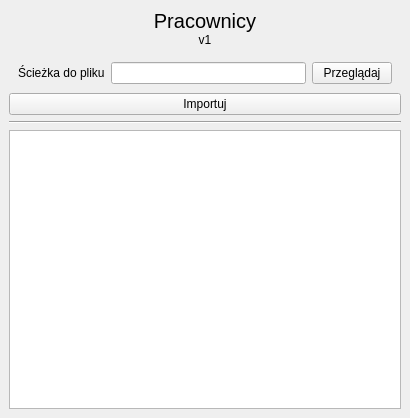
Old version of the form Forms/pracownicy.ui in the repository kolomir/place_v2.
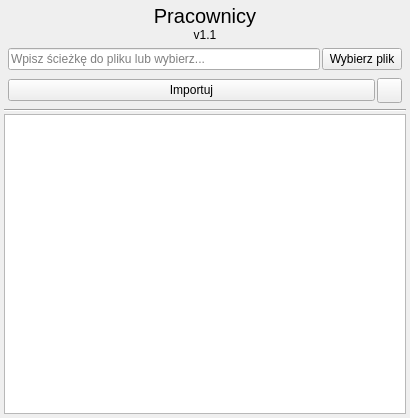
New version of the form. Icons and pictures are not drawn.

Commit message: 06.11.2024 - Poprawiłem sposób ładfowania plików. Dodałem możliwość ładowania korekt z pliku excel.

Patch:
```diff
--- a/Forms/pracownicy.ui
+++ b/Forms/pracownicy.ui
@@ -32,6 +32,21 @@
    <item row="0" column="0">
     <widget class="QWidget" name="widget" native="true">
      <layout class="QVBoxLayout" name="verticalLayout_3">
+      <property name="spacing">
+       <number>2</number>
+      </property>
+      <property name="leftMargin">
+       <number>4</number>
+      </property>
+      <property name="topMargin">
+       <number>4</number>
+      </property>
+      <property name="rightMargin">
+       <number>4</number>
+      </property>
+      <property name="bottomMargin">
+       <number>4</number>
+      </property>
       <item>
        <widget class="QWidget" name="widget_2" native="true">
         <layout class="QVBoxLayout" name="verticalLayout">
@@ -68,7 +83,7 @@
          <item>
           <widget class="QLabel" name="label_2">
            <property name="text">
-            <string>v1</string>
+            <string>v1.1</string>
            </property>
            <property name="alignment">
             <set>Qt::AlignCenter</set>
@@ -99,20 +114,32 @@
          <item>
           <widget class="QWidget" name="widget_3" native="true">
            <layout class="QHBoxLayout" name="horizontalLayout">
+            <property name="spacing">
+             <number>2</number>
+            </property>
+            <property name="leftMargin">
+             <number>4</number>
+            </property>
+            <property name="topMargin">
+             <number>4</number>
+            </property>
+            <property name="rightMargin">
+             <number>4</number>
+            </property>
+            <property name="bottomMargin">
+             <number>4</number>
+            </property>
             <item>
-             <widget class="QLabel" name="label_3">
-              <property name="text">
-               <string>Ścieżka do pliku</string>
+             <widget class="QLineEdit" name="ed_sciezka_dane">
+              <property name="placeholderText">
+               <string>Wpisz ścieżkę do pliku lub wybierz...</string>
               </property>
              </widget>
             </item>
-            <item>
-             <widget class="QLineEdit" name="ed_sciezka_dane"/>
-            </item>
             <item>
              <widget class="QPushButton" name="btn_przegladaj">
               <property name="text">
-               <string>Przeglądaj</string>
+               <string>Wybierz plik</string>
               </property>
              </widget>
             </item>
@@ -120,10 +147,54 @@
           </widget>
          </item>
          <item>
-          <widget class="QPushButton" name="btn_importuj">
-           <property name="text">
-            <string>Importuj</string>
-           </property>
+          <widget class="QWidget" name="widget_5" native="true">
+           <layout class="QHBoxLayout" name="horizontalLayout_2">
+            <property name="spacing">
+             <number>2</number>
+            </property>
+            <property name="leftMargin">
+             <number>4</number>
+            </property>
+            <property name="topMargin">
+             <number>4</number>
+            </property>
+            <property name="rightMargin">
+             <number>4</number>
+            </property>
+            <property name="bottomMargin">
+             <number>4</number>
+            </property>
+            <item>
+             <widget class="QPushButton" name="btn_importuj">
+              <property name="text">
+               <string>Importuj</string>
+              </property>
+             </widget>
+            </item>
+            <item>
+             <widget class="QPushButton" name="btn_pomoc">
+              <property name="minimumSize">
+               <size>
+                <width>25</width>
+                <height>25</height>
+               </size>
+              </property>
+              <property name="maximumSize">
+               <size>
+                <width>25</width>
+                <height>25</height>
+               </size>
+              </property>
+              <property name="text">
+               <string/>
+              </property>
+              <property name="icon">
+               <iconset resource="../icon.qrc">
+                <normaloff>:/icon/img/svg_icons/help-circle.svg</normaloff>:/icon/img/svg_icons/help-circle.svg</iconset>
+              </property>
+             </widget>
+            </item>
+           </layout>
           </widget>
          </item>
         </layout>
```
Left out of the diff: 4 changed lines with no effect on the pictures. The commit also changes 36 other files.
